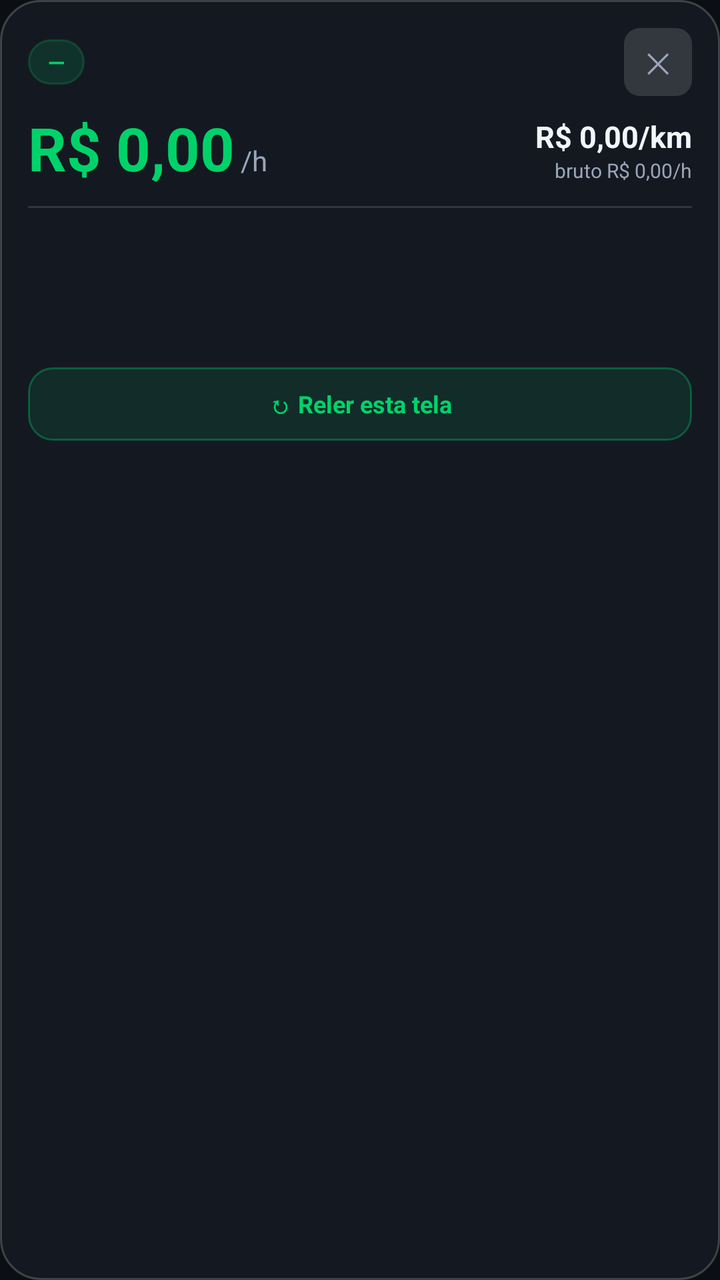
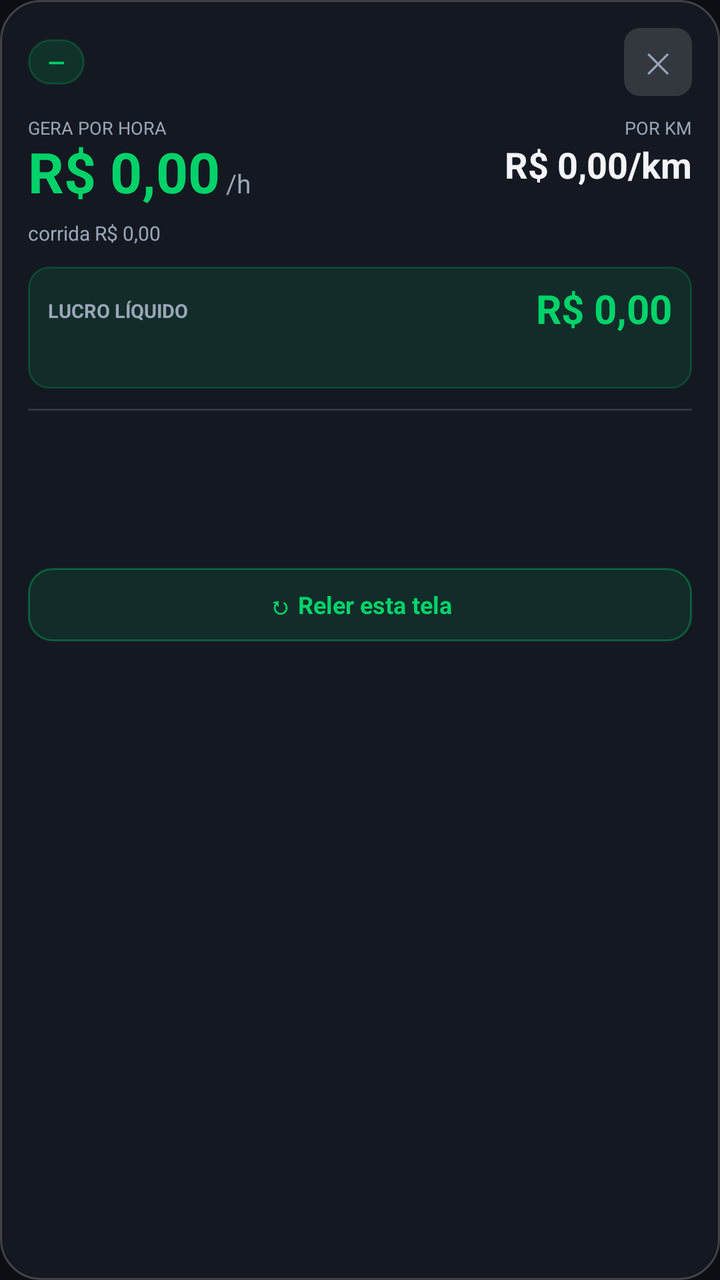

An Android layout rendered at two revisions. The XML below is the earlier revision; the diff shows what the commit changed to produce the second picture.
<!-- AndroidManifest.xml: application theme Theme.Radar -->
<!-- res/layout/overlay_panel.xml -->
<?xml version="1.0" encoding="utf-8"?>
<LinearLayout xmlns:android="http://schemas.android.com/apk/res/android"
    android:id="@+id/panelRoot"
    android:layout_width="wrap_content"
    android:layout_height="wrap_content"
    android:layout_margin="10dp"
    android:background="@drawable/bg_panel"
    android:orientation="vertical"
    android:padding="14dp">

    <LinearLayout
        android:layout_width="match_parent"
        android:layout_height="wrap_content"
        android:gravity="center_vertical"
        android:orientation="horizontal">

        <TextView
            android:id="@+id/tvVerdict"
            android:layout_width="wrap_content"
            android:layout_height="wrap_content"
            android:background="@drawable/bg_pill"
            android:paddingStart="10dp"
            android:paddingTop="4dp"
            android:paddingEnd="10dp"
            android:paddingBottom="4dp"
            android:text="—"
            android:textColor="@color/green"
            android:textSize="11sp"
            android:textStyle="bold" />

        <TextView
            android:id="@+id/tvApp"
            android:layout_width="0dp"
            android:layout_height="wrap_content"
            android:layout_marginStart="8dp"
            android:layout_weight="1"
            android:maxLines="1"
            android:text=""
            android:textColor="@color/textDim"
            android:textSize="11sp" />

        <TextView
            android:id="@+id/btnClose"
            android:layout_width="34dp"
            android:layout_height="34dp"
            android:background="@drawable/bg_chip"
            android:gravity="center"
            android:text="✕"
            android:textColor="@color/textDim"
            android:textSize="14sp" />
    </LinearLayout>

    <LinearLayout
        android:layout_width="match_parent"
        android:layout_height="wrap_content"
        android:layout_marginTop="10dp"
        android:baselineAligned="true"
        android:orientation="horizontal">

        <TextView
            android:id="@+id/tvHora"
            android:layout_width="wrap_content"
            android:layout_height="wrap_content"
            android:includeFontPadding="false"
            android:text="R$ 0,00"
            android:textColor="@color/green"
            android:textSize="30sp"
            android:textStyle="bold" />

        <TextView
            android:layout_width="wrap_content"
            android:layout_height="wrap_content"
            android:layout_marginStart="3dp"
            android:text="/h"
            android:textColor="@color/textDim"
            android:textSize="14sp" />

        <Space
            android:layout_width="0dp"
            android:layout_height="1dp"
            android:layout_weight="1" />

        <LinearLayout
            android:layout_width="wrap_content"
            android:layout_height="wrap_content"
            android:gravity="end"
            android:orientation="vertical">

            <TextView
                android:id="@+id/tvKm"
                android:layout_width="wrap_content"
                android:layout_height="wrap_content"
                android:text="R$ 0,00/km"
                android:textColor="@color/text"
                android:textSize="15sp"
                android:textStyle="bold" />

            <TextView
                android:id="@+id/tvBruto"
                android:layout_width="wrap_content"
                android:layout_height="wrap_content"
                android:text="bruto R$ 0,00/h"
                android:textColor="@color/textDim"
                android:textSize="10sp" />
        </LinearLayout>
    </LinearLayout>

    <View
        android:layout_width="match_parent"
        android:layout_height="1dp"
        android:layout_marginTop="10dp"
        android:layout_marginBottom="9dp"
        android:background="#1FFFFFFF" />

    <TextView
        android:id="@+id/tvResumo"
        android:layout_width="match_parent"
        android:layout_height="wrap_content"
        android:lineSpacingExtra="3dp"
        android:text=""
        android:textColor="@color/text"
        android:textSize="12sp" />

    <TextView
        android:id="@+id/tvCustos"
        android:layout_width="match_parent"
        android:layout_height="wrap_content"
        android:layout_marginTop="6dp"
        android:lineSpacingExtra="3dp"
        android:text=""
        android:textColor="@color/textDim"
        android:textSize="11sp" />

    <TextView
        android:id="@+id/tvMeta"
        android:layout_width="match_parent"
        android:layout_height="wrap_content"
        android:layout_marginTop="8dp"
        android:lineSpacingExtra="2dp"
        android:text=""
        android:textColor="@color/yellow"
        android:textSize="11sp" />

    <TextView
        android:id="@+id/btnRepeat"
        android:layout_width="match_parent"
        android:layout_height="wrap_content"
        android:layout_marginTop="11dp"
        android:background="@drawable/bg_btn_primary"
        android:gravity="center"
        android:paddingTop="10dp"
        android:paddingBottom="10dp"
        android:text="↻ Reler esta tela"
        android:textColor="@color/green"
        android:textSize="12sp"
        android:textStyle="bold" />
</LinearLayout>
<!-- resources referenced by this layout -->
<resources>
  <color name="green">#00D26A</color>
  <color name="text">#F2F5FA</color>
  <color name="textDim">#9AA6B8</color>
  <color name="yellow">#FFC531</color>
  <!-- drawable bg_btn_primary (drawable) -->
  <?xml version="1.0" encoding="utf-8"?>
  <shape xmlns:android="http://schemas.android.com/apk/res/android" android:shape="rectangle">
      <solid android:color="#1A00D26A" />
      <corners android:radius="12dp" />
      <stroke android:width="1dp" android:color="#5500D26A" />
  </shape>
  <!-- drawable bg_chip (drawable) -->
  <?xml version="1.0" encoding="utf-8"?>
  <shape xmlns:android="http://schemas.android.com/apk/res/android" android:shape="rectangle">
      <solid android:color="#22FFFFFF" />
      <corners android:radius="8dp" />
  </shape>
  <!-- drawable bg_panel (drawable) -->
  <?xml version="1.0" encoding="utf-8"?>
  <shape xmlns:android="http://schemas.android.com/apk/res/android" android:shape="rectangle">
      <solid android:color="#F2151A22" />
      <corners android:radius="20dp" />
      <stroke android:width="1dp" android:color="#33FFFFFF" />
  </shape>
  <!-- drawable bg_pill (drawable) -->
  <?xml version="1.0" encoding="utf-8"?>
  <shape xmlns:android="http://schemas.android.com/apk/res/android" android:shape="rectangle">
      <solid android:color="#2200D26A" />
      <corners android:radius="999dp" />
      <stroke android:width="1dp" android:color="#3300D26A" />
  </shape>
  <style name="Theme.Radar" parent="Theme.MaterialComponents.NoActionBar">
          <item name="android:statusBarColor">@color/bg</item>
          <item name="android:navigationBarColor">@color/bg</item>
          <item name="android:windowBackground">@color/bg</item>
          <item name="android:textColorPrimary">@color/text</item>
          <item name="android:textColorSecondary">@color/textDim</item>
          <item name="colorPrimary">@color/green</item>
          <item name="colorSecondary">@color/blue</item>
          <item name="colorOnPrimary">#04120A</item>
          <item name="android:textColorHint">@color/textDim</item>
          <item name="android:forceDarkAllowed" tools:targetApi="q">false</item>
      </style>
  <color name="bg">#0B0E13</color>
  <color name="blue">#4C8DFF</color>
</resources>

<!-- the commit's change to res/layout/overlay_panel.xml (unified diff, before → after) -->
@@ -50,66 +50,148 @@
             android:textSize="14sp" />
     </LinearLayout>
 
+    
     <LinearLayout
-        android:layout_width="match_parent"
-        android:layout_height="wrap_content"
-        android:layout_marginTop="10dp"
-        android:baselineAligned="true"
+        android:id="@+id/rowMetricas"
+        android:layout_width="match_parent"
+        android:layout_height="wrap_content"
+        android:layout_marginTop="11dp"
         android:orientation="horizontal">
 
-        <TextView
-            android:id="@+id/tvHora"
-            android:layout_width="wrap_content"
-            android:layout_height="wrap_content"
-            android:includeFontPadding="false"
-            android:text="R$ 0,00"
-            android:textColor="@color/green"
-            android:textSize="30sp"
-            android:textStyle="bold" />
-
-        <TextView
-            android:layout_width="wrap_content"
-            android:layout_height="wrap_content"
-            android:layout_marginStart="3dp"
-            android:text="/h"
-            android:textColor="@color/textDim"
-            android:textSize="14sp" />
-
-        <Space
+        <LinearLayout
+            android:id="@+id/colHora"
             android:layout_width="0dp"
-            android:layout_height="1dp"
-            android:layout_weight="1" />
+            android:layout_height="wrap_content"
+            android:layout_weight="1"
+            android:orientation="vertical">
+
+            <TextView
+                android:layout_width="wrap_content"
+                android:layout_height="wrap_content"
+                android:includeFontPadding="false"
+                android:text="GERA POR HORA"
+                android:textColor="@color/textDim"
+                android:textSize="9sp" />
+
+            <LinearLayout
+                android:layout_width="wrap_content"
+                android:layout_height="wrap_content"
+                android:layout_marginTop="1dp"
+                android:baselineAligned="true"
+                android:orientation="horizontal">
+
+                <TextView
+                    android:id="@+id/tvHora"
+                    android:layout_width="wrap_content"
+                    android:layout_height="wrap_content"
+                    android:includeFontPadding="false"
+                    android:text="R$ 0,00"
+                    android:textColor="@color/green"
+                    android:textSize="28sp"
+                    android:textStyle="bold" />
+
+                <TextView
+                    android:id="@+id/tvHoraSufixo"
+                    android:layout_width="wrap_content"
+                    android:layout_height="wrap_content"
+                    android:layout_marginStart="3dp"
+                    android:text="/h"
+                    android:textColor="@color/textDim"
+                    android:textSize="13sp" />
+            </LinearLayout>
+        </LinearLayout>
 
         <LinearLayout
+            android:id="@+id/colKm"
             android:layout_width="wrap_content"
             android:layout_height="wrap_content"
             android:gravity="end"
             android:orientation="vertical">
 
             <TextView
+                android:layout_width="wrap_content"
+                android:layout_height="wrap_content"
+                android:includeFontPadding="false"
+                android:gravity="end"
+                android:text="POR KM"
+                android:textColor="@color/textDim"
+                android:textSize="9sp" />
+
+            <TextView
                 android:id="@+id/tvKm"
                 android:layout_width="wrap_content"
                 android:layout_height="wrap_content"
+                android:layout_marginTop="3dp"
+                android:includeFontPadding="false"
                 android:text="R$ 0,00/km"
                 android:textColor="@color/text"
-                android:textSize="15sp"
+                android:textSize="18sp"
                 android:textStyle="bold" />
-
-            <TextView
-                android:id="@+id/tvBruto"
-                android:layout_width="wrap_content"
-                android:layout_height="wrap_content"
-                android:text="bruto R$ 0,00/h"
-                android:textColor="@color/textDim"
-                android:textSize="10sp" />
         </LinearLayout>
     </LinearLayout>
 
+    <TextView
+        android:id="@+id/tvBruto"
+        android:layout_width="match_parent"
+        android:layout_height="wrap_content"
+        android:layout_marginTop="6dp"
+        android:text="corrida R$ 0,00"
+        android:textColor="@color/textDim"
+        android:textSize="10sp" />
+
+    
+    <LinearLayout
+        android:id="@+id/boxLucro"
+        android:layout_width="match_parent"
+        android:layout_height="wrap_content"
+        android:layout_marginTop="10dp"
+        android:background="@drawable/bg_lucro"
+        android:orientation="vertical"
+        android:padding="10dp">
+
+        <LinearLayout
+            android:layout_width="match_parent"
+            android:layout_height="wrap_content"
+            android:gravity="center_vertical"
+            android:orientation="horizontal">
+
+            <TextView
+                android:layout_width="0dp"
+                android:layout_height="wrap_content"
+                android:layout_weight="1"
+                android:text="LUCRO LÍQUIDO"
+                android:textColor="@color/textDim"
+                android:textSize="9.5sp"
+                android:textStyle="bold" />
+
+            <TextView
+                android:id="@+id/tvLucroValor"
+                android:layout_width="wrap_content"
+                android:layout_height="wrap_content"
+                android:includeFontPadding="false"
+                android:text="R$ 0,00"
+                android:textColor="@color/green"
+                android:textSize="20sp"
+                android:textStyle="bold" />
+        </LinearLayout>
+
+        <TextView
+            android:id="@+id/tvLucroSub"
+            android:layout_width="match_parent"
+            android:layout_height="wrap_content"
+            android:layout_marginTop="3dp"
+            android:lineSpacingExtra="2dp"
+            android:text=""
+            android:textColor="@color/textDim"
+            android:textSize="10.5sp" />
+    </LinearLayout>
+
     <View
+        android:id="@+id/divider"
         android:layout_width="match_parent"
         android:layout_height="1dp"
         android:layout_marginTop="10dp"
-        android:layout_marginBottom="9dp"
+        android:layout_marginBottom="8dp"
         android:background="#1FFFFFFF" />
 
     <TextView
<!-- resource entries referenced after the edit -->
@@ -16,6 +16,13 @@
   <shape xmlns:android="http://schemas.android.com/apk/res/android" android:shape="rectangle">
       <solid android:color="#22FFFFFF" />
       <corners android:radius="8dp" />
+  </shape>
+  <!-- drawable bg_lucro (drawable) -->
+  <?xml version="1.0" encoding="utf-8"?>
+  <shape xmlns:android="http://schemas.android.com/apk/res/android" android:shape="rectangle">
+      <solid android:color="#1A00D26A" />
+      <stroke android:width="1dp" android:color="#3300D26A" />
+      <corners android:radius="10dp" />
   </shape>
   <!-- drawable bg_panel (drawable) -->
   <?xml version="1.0" encoding="utf-8"?>
